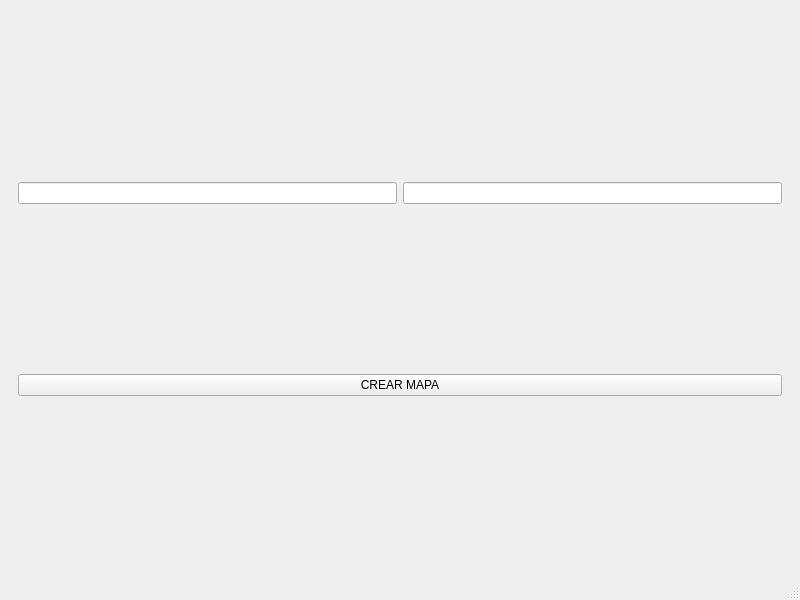
fernandezfacu/Remake-Counter-Strike-2D, file src/editor/game_editor.ui: the form before one commit.
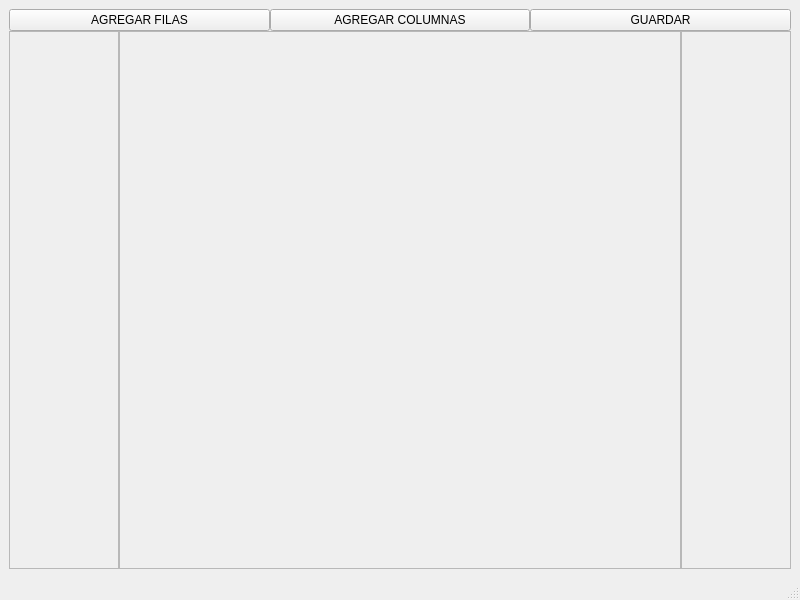
The form after the commit. The open tabs and pages were chosen to show the change.

Commit message: boton add fila y columnas, marco visualmente sites , spawns y bloques colisionables

What changed in the file:
```diff
--- a/src/editor/game_editor.ui
+++ b/src/editor/game_editor.ui
@@ -38,27 +38,6 @@
         </item>
        </layout>
       </widget>
-      <widget class="QWidget" name="createMapPage">
-       <layout class="QVBoxLayout" name="verticalLayout_3">
-        <item>
-         <layout class="QHBoxLayout" name="horizontalLayout_6">
-          <item>
-           <widget class="QLineEdit" name="rows_input"/>
-          </item>
-          <item>
-           <widget class="QLineEdit" name="columns_input"/>
-          </item>
-         </layout>
-        </item>
-        <item>
-         <widget class="QPushButton" name="create_map_button">
-          <property name="text">
-           <string>CREAR MAPA</string>
-          </property>
-         </widget>
-        </item>
-       </layout>
-      </widget>
       <widget class="QWidget" name="editMapPage">
        <layout class="QVBoxLayout" name="verticalLayout">
         <property name="spacing">
@@ -78,6 +57,20 @@
         </property>
         <item>
          <layout class="QHBoxLayout" name="horizontalLayout_2">
+          <item>
+           <widget class="QPushButton" name="add_rows_button">
+            <property name="text">
+             <string>AGREGAR FILAS</string>
+            </property>
+           </widget>
+          </item>
+          <item>
+           <widget class="QPushButton" name="add_columns_button">
+            <property name="text">
+             <string>AGREGAR COLUMNAS</string>
+            </property>
+           </widget>
+          </item>
           <item>
            <widget class="QPushButton" name="save_button">
             <property name="text">
```
Left out of the diff: 2 changed lines with no effect on the pictures. The commit also changes 5 other files.
